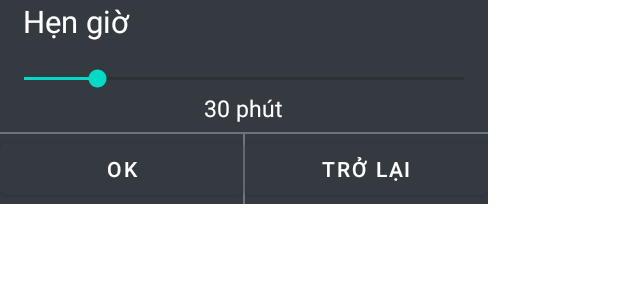
After one commit to LeDuong130801/Mlis, an Android app: the layout dialog_timer.xml on its own in the app's theme, with its tools: preview values and no code run, on a phone screen of 412 x 824 dp. The commit adds this screen. Shown: the top 300 px of the screen. Run offline under Robolectric (Android 15) with nearby library versions, the phone set to English and light mode, and no system bars.

Commit message:
sửa lại một số lỗi, thêm dialog
sửa lỗi nút pause/play
thêm dialog hẹn giờ tắt nhạc(giao diện, biến)
thêm dialog chỉnh âm(giao diện)

```diff
--- a/MlisApp/app/src/main/java/com/leduongw01/mlis/utils/DefaultConfig.java
+++ b/MlisApp/app/src/main/java/com/leduongw01/mlis/utils/DefaultConfig.java
@@ -1,5 +1,5 @@
 package com.leduongw01.mlis.utils;
 
 public class DefaultConfig {
-    public static  Integer WaitTime = 10;
+    public static  Integer WaitTime = 15;
 }
--- /dev/null
+++ b/MlisApp/app/src/main/res/layout/dialog_timer.xml
@@ -0,0 +1,71 @@
+<?xml version="1.0" encoding="utf-8"?>
+<LinearLayout xmlns:android="http://schemas.android.com/apk/res/android"
+    android:layout_width="wrap_content"
+    android:layout_height="wrap_content"
+    android:background="@color/dark"
+    android:rowCount="5"
+    android:columnCount="3"
+    android:orientation="vertical">
+    <TextView
+        android:layout_width="match_parent"
+        android:layout_height="wrap_content"
+        android:text="@string/hengio"
+        android:textColor="@color/white"
+        android:textSize="@dimen/_16ssp"
+        android:layout_marginStart="@dimen/_12sdp"
+        />
+    <SeekBar
+        android:id="@+id/seekTimer"
+        android:layout_width="@dimen/_250sdp"
+        android:layout_height="wrap_content"
+        android:layout_marginTop="@dimen/_12sdp"
+        android:progress="30"
+        android:max="180"
+        android:min="0"/>
+    <TextView
+        android:id="@+id/timertext"
+        android:layout_width="wrap_content"
+        android:layout_height="wrap_content"
+        android:text="@string/_30phut"
+        android:layout_gravity="center"
+        android:textColor="@color/white"
+        android:textSize="@dimen/_12ssp"/>
+    <View
+        android:layout_width="@dimen/_250sdp"
+        android:layout_height="@dimen/_1sdp"
+        android:background="@color/gray"
+        android:layout_marginTop="@dimen/_4sdp"
+        />
+    <LinearLayout
+        android:layout_width="match_parent"
+        android:layout_height="wrap_content"
+        android:orientation="horizontal"
+        android:weightSum="4">
+        <Button
+            android:id="@+id/btOk"
+            android:layout_width="0dp"
+            android:layout_height="match_parent"
+            android:backgroundTint="@color/dark"
+            android:text="@string/ok"
+            android:layout_weight="2"
+            android:gravity="center"
+
+            />
+        <View
+            android:layout_width="@dimen/_1sdp"
+            android:layout_height="@dimen/_36sdp"
+            android:background="@color/gray"
+            android:layout_gravity="center"
+            />
+        <Button
+            android:id="@+id/btCancel"
+            android:layout_width="0dp"
+            android:layout_height="match_parent"
+            android:backgroundTint="@color/dark"
+            android:text="@string/trolai"
+            android:layout_gravity="center"
+            android:layout_weight="2"
+            />
+    </LinearLayout>
+
+</LinearLayout>
--- a/MlisApp/app/src/main/res/values/strings.xml
+++ b/MlisApp/app/src/main/res/values/strings.xml
@@ -33,4 +33,8 @@
     <string name="thongtin">Thông tin</string>
     <string name="moicapnhat">Mới cập nhật</string>
     <string name="boSung">Bổ sung</string>
+    <string name="hengio">Hẹn giờ</string>
+    <string name="_30phut">30 phút</string>
+    <string name="ok">OK</string>
+    <string name="amluong">Âm lượng</string>
 </resources>
```
Also changed, not shown: MlisApp/app/src/main/java/com/leduongw01/mlis/activities/PlayerActivity.java (+29 -7 lines), MlisApp/app/src/main/java/com/leduongw01/mlis/activities/TimerDialog.java (added, +80 -0 lines), MlisApp/app/src/main/java/com/leduongw01/mlis/services/ForegroundAudioService.java (+18 -12 lines), MlisApp/app/src/main/res/layout/dialog_volume.xml (added, +38 -0 lines), MlisApp/app/src/main/res/drawable/noimage.png (added).
